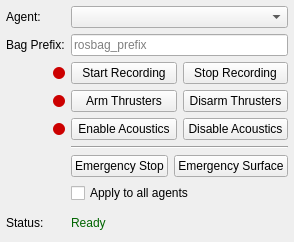
cougars-auv/coug_rqt, file coug_rqt/ui/coug_utils.ui: the form before one commit.
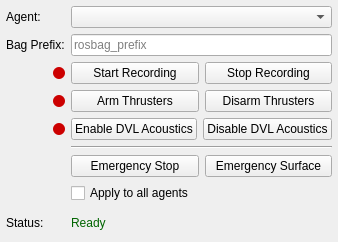
The form after the commit.

Commit message: Clearer UI naming

What changed in the file:
```diff
--- a/coug_rqt/ui/coug_utils.ui
+++ b/coug_rqt/ui/coug_utils.ui
@@ -204,7 +204,7 @@
                 </sizepolicy>
               </property>
               <property name="text">
-                <string>Enable Acoustics</string>
+                <string>Enable DVL Acoustics</string>
               </property>
             </widget>
           </item>
@@ -217,7 +217,7 @@
                 </sizepolicy>
               </property>
               <property name="text">
-                <string>Disable Acoustics</string>
+                <string>Disable DVL Acoustics</string>
               </property>
             </widget>
           </item>
```
